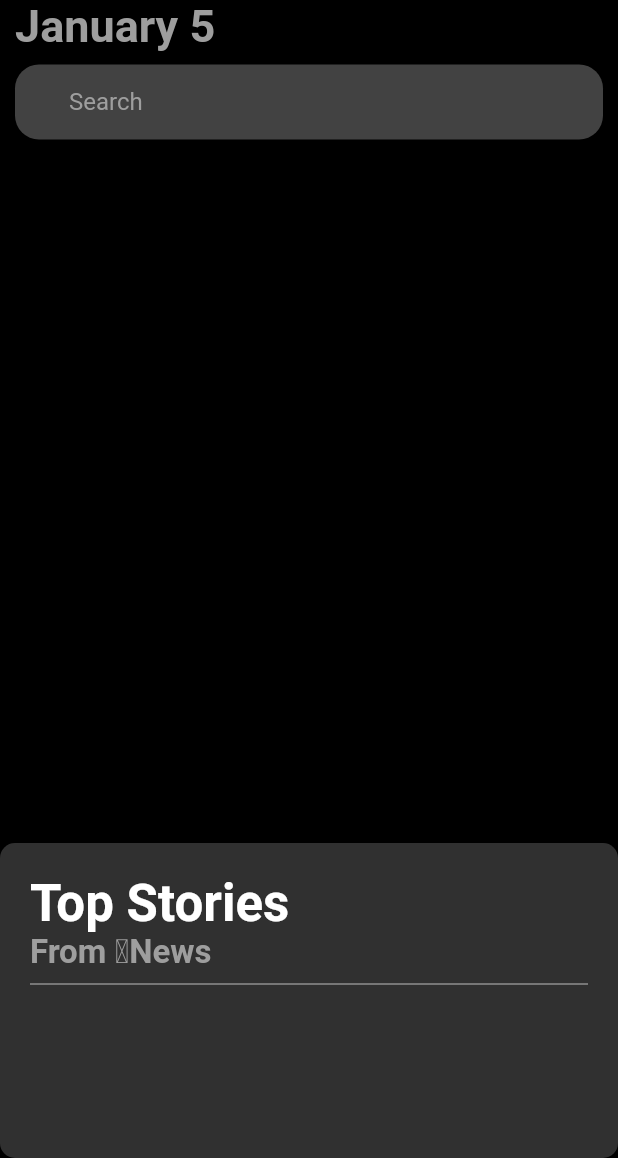
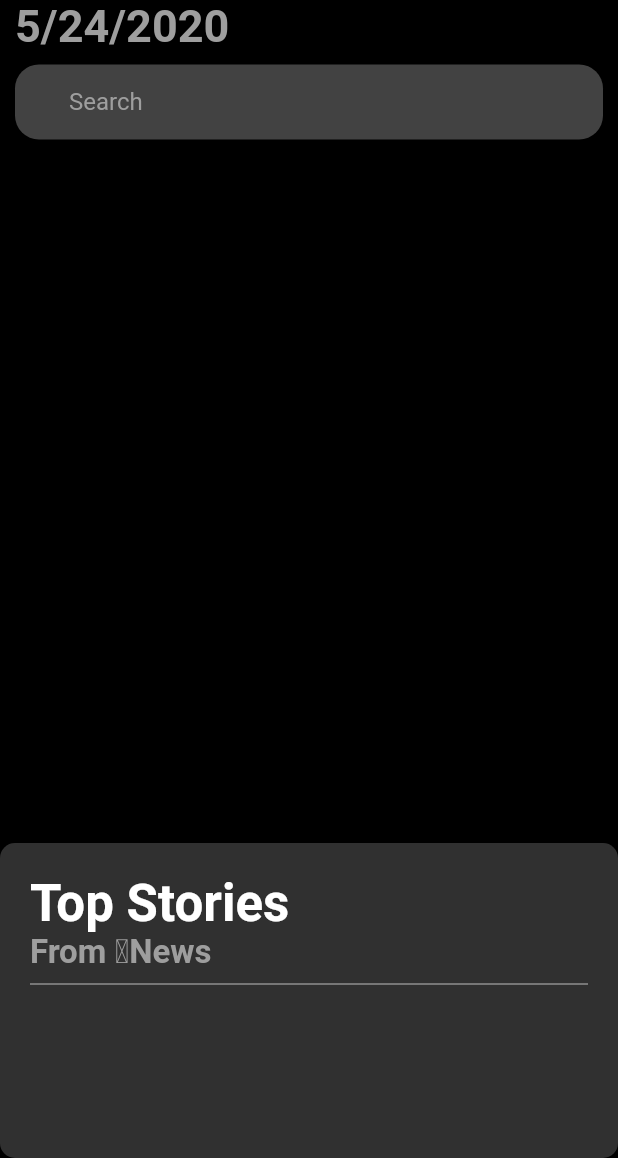
Before and after one commit to feel2174/stock_list_like_apple, a Flutter app: the screen it shows after launch, on a phone screen of 412 x 824 dp, the part 78-1236 px from its top. Run offline on Flutter 3.47's test engine with Material 2 defaults, Android fonts, the phone set to English and light mode, and no system bars; network calls fail.

Commit message:
modifide time format

```diff
--- a/lib/pages/home_page.dart
+++ b/lib/pages/home_page.dart
@@ -2,6 +2,7 @@ import 'package:flutter/material.dart';
 import 'package:flutterstock/view_models/home_page_view_model.dart';
 import 'package:flutterstock/widgets/news_list.dart';
 import 'package:flutterstock/widgets/stock_list.dart';
+import 'package:intl/intl.dart';
 import 'package:provider/provider.dart';
 
 class HomePage extends StatefulWidget {
@@ -25,6 +26,9 @@ class _HomePageState extends State<HomePage> {
   @override
   Widget build(BuildContext context) {
     final vm = Provider.of<HomePageViewModel>(context);
+    DateTime now = new DateTime.now();
+
+    String formatter = DateFormat('yMd').format(now);
 
     return Scaffold(
         body: Stack(children: <Widget>[
@@ -41,7 +45,7 @@ class _HomePageState extends State<HomePage> {
                           color: Colors.white,
                           fontSize: 36,
                           fontWeight: FontWeight.bold)),
-                  Text("January 5",
+                  Text("$formatter",
                       style: TextStyle(
                           color: Colors.grey[500],
                           fontSize: 30,
--- a/pubspec.yaml
+++ b/pubspec.yaml
@@ -21,6 +21,7 @@ dependencies:
     sdk: flutter
   http: any
   provider: any
+  intl:
 
   # The following adds the Cupertino Icons font to your application.
   # Use with the CupertinoIcons class for iOS style icons.
```
Also changed, not shown: pubspec.lock.
